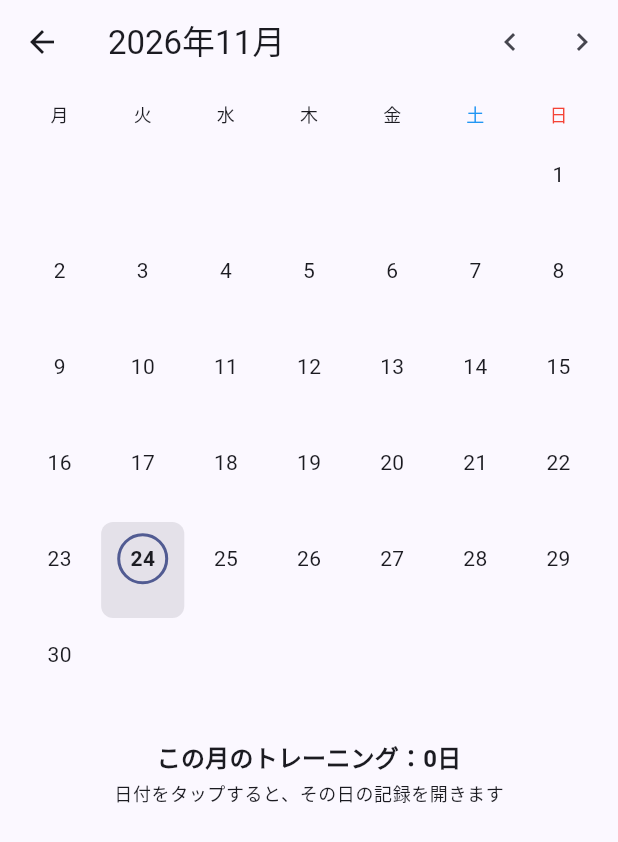
After one commit to daibouryuji/kintore-app, a Flutter app: the screen it shows after launch, scrolled down 576 dp, after a tap on the "calendar month" icon, on a phone screen of 412 x 824 dp. The commit adds this screen. Shown: the top 842 px of the screen. Run offline on Flutter 3.47's test engine with Material 3 defaults, Android fonts, the phone set to English and light mode, and no system bars; our stand-ins replace shared_preferences.

Commit message:
トレーニング日カレンダーを追加

```diff
--- /dev/null
+++ b/lib/screens/calendar_screen.dart
@@ -0,0 +1,180 @@
+// トレーニングした日に赤丸が付く月カレンダー。
+// 日付をタップすると、その日を選んで前の画面に戻る。
+
+import 'package:flutter/material.dart';
+
+import '../models.dart';
+import '../store.dart';
+
+class CalendarPage extends StatefulWidget {
+  const CalendarPage({super.key, required this.selected});
+
+  final DateTime selected;
+
+  @override
+  State<CalendarPage> createState() => _CalendarPageState();
+}
+
+class _CalendarPageState extends State<CalendarPage> {
+  late DateTime month =
+      DateTime(widget.selected.year, widget.selected.month);
+
+  void _move(int months) =>
+      setState(() => month = DateTime(month.year, month.month + months));
+
+  @override
+  Widget build(BuildContext context) {
+    final theme = Theme.of(context);
+
+    // トレーニングした日（記録のあるセットが1つ以上ある日）→ メニュー名
+    final trained = <String, String>{};
+    for (final w in store.workouts) {
+      if (w.hasDone) trained[w.date] = store.menu(w.menuId)?.name ?? '自由';
+    }
+
+    final first = DateTime(month.year, month.month);
+    final daysInMonth = DateTime(month.year, month.month + 1, 0).day;
+    final leading = first.weekday - 1; // 月曜始まり
+    final cells = leading + daysInMonth;
+    final rows = (cells / 7).ceil();
+    final todayKey = fmtDate(DateTime.now());
+    final selectedKey = fmtDate(widget.selected);
+    final monthCount = trained.keys
+        .where((d) => d.startsWith(
+            '${month.year}-${month.month.toString().padLeft(2, '0')}-'))
+        .length;
+
+    return Scaffold(
+      appBar: AppBar(
+        title: Text('${month.year}年${month.month}月'),
+        actions: [
+          IconButton(
+              onPressed: () => _move(-1),
+              icon: const Icon(Icons.chevron_left)),
+          IconButton(
+              onPressed: () => _move(1),
+              icon: const Icon(Icons.chevron_right)),
+        ],
+      ),
+      body: ListView(
+        padding: const EdgeInsets.all(12),
+        children: [
+          Row(children: [
+            for (final (i, l) in weekdayLabels.indexed)
+              Expanded(
+                child: Center(
+                  child: Text(l,
+                      style: theme.textTheme.labelMedium?.copyWith(
+                          color: i == 5
+                              ? Colors.blue
+                              : i == 6
+                                  ? Colors.red
+                                  : null)),
+                ),
+              ),
+          ]),
+          const SizedBox(height: 8),
+          for (var r = 0; r < rows; r++)
+            Row(children: [
+              for (var c = 0; c < 7; c++)
+                Expanded(
+                  child: () {
+                    final day = r * 7 + c - leading + 1;
+                    if (day < 1 || day > daysInMonth) {
+                      return const SizedBox(height: 64);
+                    }
+                    final date = DateTime(month.year, month.month, day);
+                    final key = fmtDate(date);
+                    return _DayCell(
+                      day: day,
+                      menuName: trained[key],
+                      isToday: key == todayKey,
+                      isSelected: key == selectedKey,
+                      onTap: () => Navigator.pop(context, date),
+                    );
+                  }(),
+                ),
+            ]),
+          const SizedBox(height: 16),
+          Center(
+            child: Text('この月のトレーニング：$monthCount日',
+                style: theme.textTheme.titleMedium
+                    ?.copyWith(fontWeight: FontWeight.bold)),
+          ),
+          const SizedBox(height: 4),
+          Center(
+            child: Text('日付をタップすると、その日の記録を開きます',
+                style: theme.textTheme.bodySmall),
+          ),
+        ],
+      ),
+    );
+  }
+}
+
+class _DayCell extends StatelessWidget {
+  const _DayCell({
+    required this.day,
+    required this.menuName,
+    required this.isToday,
+    required this.isSelected,
+    required this.onTap,
+  });
+
+  final int day;
+  final String? menuName;
+  final bool isToday;
+  final bool isSelected;
+  final VoidCallback onTap;
+
+  @override
+  Widget build(BuildContext context) {
+    final theme = Theme.of(context);
+    final trained = menuName != null;
+    return InkWell(
+      onTap: onTap,
+      borderRadius: BorderRadius.circular(8),
+      child: Container(
+        height: 64,
+        decoration: isSelected
+            ? BoxDecoration(
+                color: theme.colorScheme.surfaceContainerHighest,
+                borderRadius: BorderRadius.circular(8),
+              )
+            : null,
+        child: Column(
+          mainAxisAlignment: MainAxisAlignment.center,
+          children: [
+            Container(
+              width: 34,
+              height: 34,
+              alignment: Alignment.center,
+              decoration: BoxDecoration(
+                shape: BoxShape.circle,
+                color: trained ? Colors.red : null,
+                border: isToday && !trained
+                    ? Border.all(color: theme.colorScheme.primary, width: 2)
+                    : null,
+              ),
+              child: Text(
+                '$day',
+                style: theme.textTheme.bodyMedium?.copyWith(
+                  color: trained ? Colors.white : null,
+                  fontWeight:
+                      trained || isToday ? FontWeight.bold : null,
+                ),
+              ),
+            ),
+            const SizedBox(height: 2),
+            Text(
+              menuName ?? '',
+              maxLines: 1,
+              overflow: TextOverflow.clip,
+              style: theme.textTheme.labelSmall?.copyWith(fontSize: 9),
+            ),
+          ],
+        ),
+      ),
+    );
+  }
+}
--- a/lib/screens/today_screen.dart
+++ b/lib/screens/today_screen.dart
@@ -5,6 +5,7 @@ import 'package:flutter/material.dart';
 import '../models.dart';
 import '../store.dart';
 import '../widgets.dart';
+import 'calendar_screen.dart';
 import 'exercises_screen.dart';
 
 class TodayScreen extends StatefulWidget {
@@ -66,12 +67,11 @@ class _TodayScreenState extends State<TodayScreen> {
     });
   }
 
+  /// カレンダーを開き、選んだ日に移動する
   Future<void> _pickDate() async {
-    final d = await showDatePicker(
-      context: context,
-      initialDate: date,
-      firstDate: DateTime(2020),
-      lastDate: DateTime.now().add(const Duration(days: 365)),
+    final d = await Navigator.push<DateTime>(
+      context,
+      MaterialPageRoute(builder: (_) => CalendarPage(selected: date)),
     );
     if (d != null) {
       setState(() {
@@ -129,6 +129,10 @@ class _TodayScreenState extends State<TodayScreen> {
               child: Text('${shortDate(dateKey)}${isToday ? '  今日' : ''}'),
             ),
             actions: [
+              IconButton(
+                  tooltip: 'カレンダー',
+                  onPressed: _pickDate,
+                  icon: const Icon(Icons.calendar_month)),
               IconButton(
                   onPressed: () => _moveDate(-1),
                   icon: const Icon(Icons.chevron_left)),
```
Also changed, not shown: docs/assets/fonts/MaterialIcons-Regular.otf, 3 other files.
